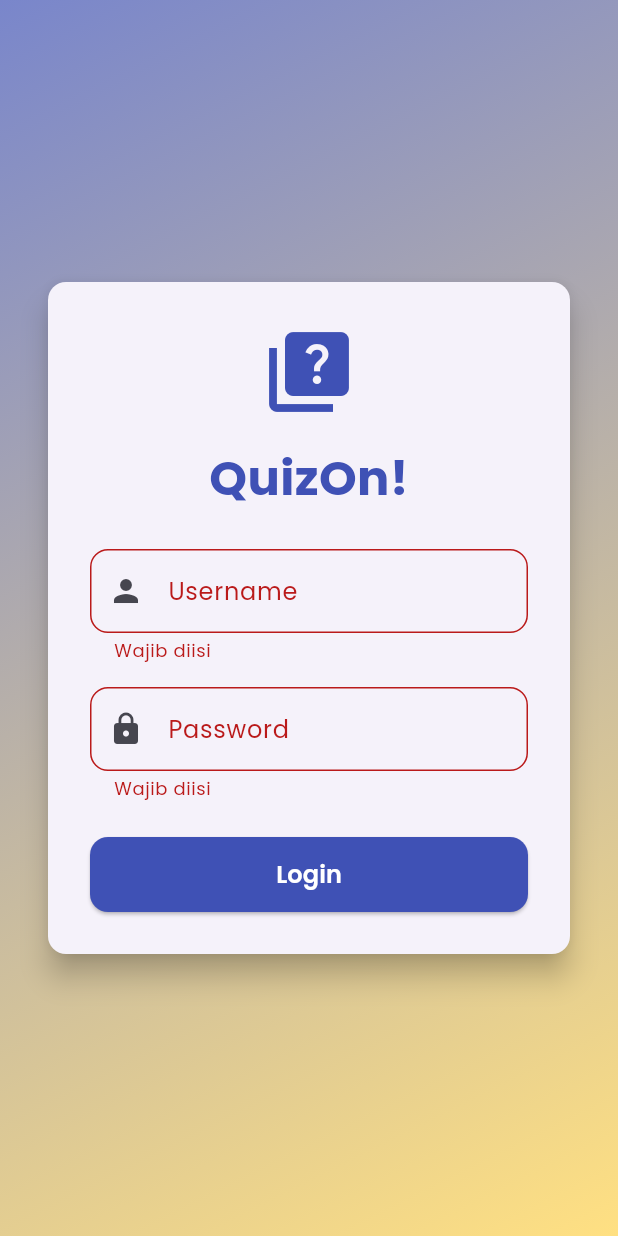
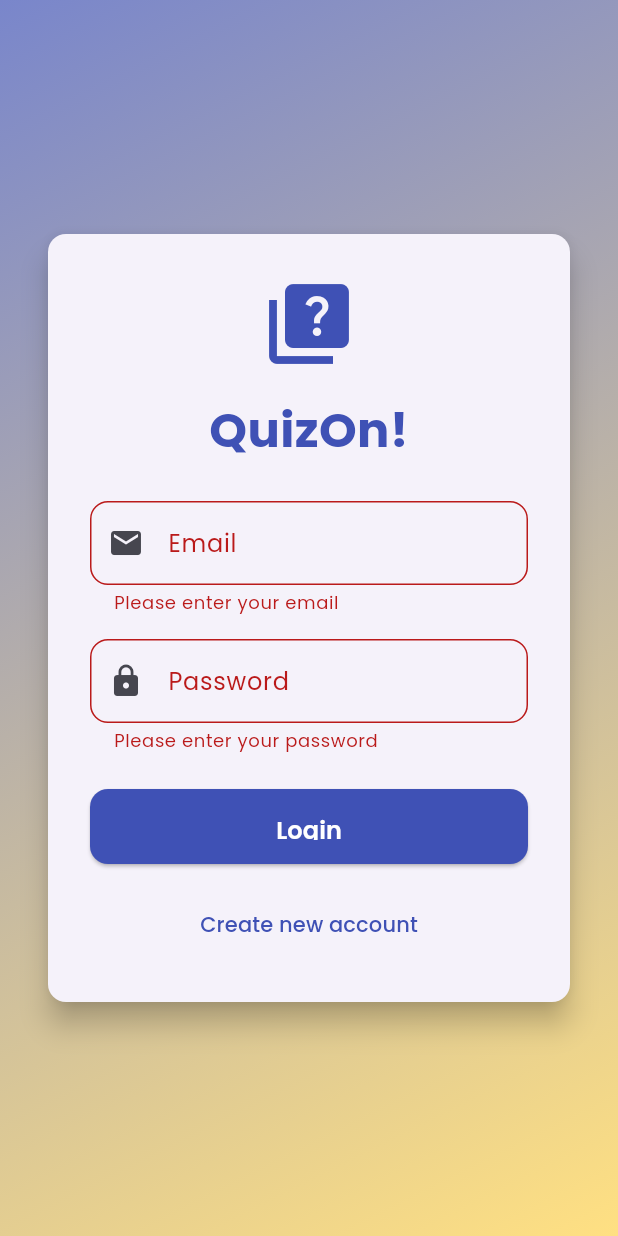
Before and after one commit to Vytora04/QuizOn, a Flutter app: the screen it shows after launch, after a tap on "Login", on a phone screen of 412 x 824 dp. Run offline on Flutter 3.47's test engine with Material 3 defaults, Android fonts, the phone set to English and light mode, and no system bars; our stand-ins replace firebase_auth, firebase_core, google_fonts; accounts and stored records are empty; generated files the repository leaves out were written again; statements that could not run were skipped.

Commit message:
connect to firebase, add login register feature, and profile screen

```diff
--- a/lib/main.dart
+++ b/lib/main.dart
@@ -1,10 +1,37 @@
+import 'package:firebase_auth/firebase_auth.dart';
 import 'package:flutter/material.dart';
 import 'package:google_fonts/google_fonts.dart';
+import 'package:firebase_core/firebase_core.dart';
+import 'firebase_options.dart';
 import 'screens/login_screen.dart';
 import 'services/auth_service.dart';
+import 'package:flutter_web_plugins/flutter_web_plugins.dart';
 
-void main() {
-  runApp(QuizOnApp());
+void main() async {
+  // Enable Flutter web engine
+  setUrlStrategy(PathUrlStrategy());
+
+  // Initialize Flutter binding
+  WidgetsFlutterBinding.wensureInitialized();
+
+  try {
+    // Initialize Firebase
+    await Firebase.initializeApp(
+      options: DefaultFirebaseOptions.currentPlatform,
+    );
+    runApp(QuizOnApp());
+  } catch (e) {
+    // Fallback UI if Firebase fails
+    runApp(
+      MaterialApp(
+        home: Scaffold(
+          body: Center(
+            child: Text('Failed to initialize Firebase: $e'),
+          ),
+        ),
+      ),
+    );
+  }
 }
 
 class QuizOnApp extends StatelessWidget {
@@ -17,11 +44,30 @@ class QuizOnApp extends StatelessWidget {
     return MaterialApp(
       title: 'QuizOn!',
       theme: ThemeData(
-        colorScheme: ColorScheme.fromSeed(seedColor: Colors.indigo),
+        colorScheme: ColorScheme.fromSeed(
+          seedColor: Colors.indigo,
+          primary: Colors.indigo,
+          secondary: Colors.amber,
+        ),
         textTheme: GoogleFonts.poppinsTextTheme(),
         useMaterial3: true,
+        elevatedButtonTheme: ElevatedButtonThemeData(
+          style: ElevatedButton.styleFrom(
+            padding: const EdgeInsets.symmetric(vertical: 16, horizontal: 24),
+          ),
+        ),
       ),
-      home: LoginScreen(authService: authService),
+      home: StreamBuilder<User?>(
+        stream: authService.authStateChanges,
+        builder: (context, snapshot) {
+          if (snapshot.connectionState == ConnectionState.waiting) {
+            return const Scaffold(
+              body: Center(child: CircularProgressIndicator()),
+            );
+          }
+          return LoginScreen(authService: authService);
+        },
+      ),
       routes: {
         '/login': (context) => LoginScreen(authService: authService),
       },
--- a/lib/models/user.dart
+++ /dev/null
@@ -1,6 +0,0 @@
-class User {
-  final String username;
-  final int highScore;
-
-  User({required this.username, this.highScore = 0});
-}
--- a/lib/screens/login_screen.dart
+++ b/lib/screens/login_screen.dart
@@ -1,5 +1,6 @@
 import 'package:flutter/material.dart';
 import 'package:google_fonts/google_fonts.dart';
+import 'package:quizon/screens/register_screen.dart';
 import '../services/auth_service.dart';
 import 'home_screen.dart';
 
@@ -13,32 +14,60 @@ class LoginScreen extends StatefulWidget {
 
 class _LoginScreenState extends State<LoginScreen> {
   final _formKey = GlobalKey<FormState>();
-  String username = '';
-  String password = '';
-  bool isLoading = false;
-  String? error;
+  final _emailController = TextEditingController();
+  final _passwordController = TextEditingController();
 
-  void _login() async {
+  bool _isLoading = false;
+  String? _errorMessage;
+
+  @override
+  void dispose() {
+    _emailController.dispose();
+    _passwordController.dispose();
+    super.dispose();
+  }
+
+  Future<void> _login() async {
+    if (!_formKey.currentState!.validate()) return;
+
     setState(() {
-      isLoading = true;
-      error = null;
+      _isLoading = true;
+      _errorMessage = null;
     });
-    bool success = await widget.authService.login(username, password);
+
+    try {
+      final user = await widget.authService.signInWithEmail(
+        _emailController.text.trim(),
+        _passwordController.text.trim(),
+      );
+
       if (!mounted) return;
-    setState(() => isLoading = false);
-    if (success) {
+
+      if (user != null) {
         Navigator.pushReplacement(
           context,
           MaterialPageRoute(
-          builder: (context) =>
-              HomeScreen(authService: widget.authService),
+            builder: (context) => HomeScreen(authService: widget.authService),
           ),
         );
-    } else {
-      setState(() {
-        error = "Login gagal";
-      });
       }
+    } catch (e) {
+      if (!mounted) return;
+      setState(() => _errorMessage = e.toString());
+    } finally {
+      if (mounted) {
+        setState(() => _isLoading = false);
+      }
+    }
+  }
+
+  void _navigateToRegister() {
+    Navigator.push(
+      context,
+      MaterialPageRoute(
+        builder: (context) => RegisterScreen(authService: widget.authService),
+      ),
+    );
   }
 
   @override
@@ -53,9 +82,10 @@ class _LoginScreenState extends State<LoginScreen> {
           ),
         ),
         child: Center(
+          child: SingleChildScrollView(
             child: Card(
               elevation: 8,
-            margin: EdgeInsets.symmetric(horizontal: 32),
+              margin: const EdgeInsets.symmetric(horizontal: 32),
               child: Padding(
                 padding: const EdgeInsets.all(28.0),
                 child: Form(
@@ -64,7 +94,7 @@ class _LoginScreenState extends State<LoginScreen> {
                     mainAxisSize: MainAxisSize.min,
                     children: [
                       Icon(Icons.quiz, size: 64, color: Colors.indigo),
-                    SizedBox(height: 16),
+                      const SizedBox(height: 16),
                       Text(
                         'QuizOn!',
                         style: GoogleFonts.poppins(
@@ -73,43 +103,58 @@ class _LoginScreenState extends State<LoginScreen> {
                           color: Colors.indigo,
                         ),
                       ),
-                    SizedBox(height: 24),
+                      const SizedBox(height: 24),
                       TextFormField(
+                        controller: _emailController,
                         decoration: InputDecoration(
-                        labelText: 'Username',
+                          labelText: 'Email',
                           labelStyle: GoogleFonts.poppins(),
                           border: OutlineInputBorder(
                             borderRadius: BorderRadius.circular(12),
                           ),
-                        prefixIcon: Icon(Icons.person),
+                          prefixIcon: const Icon(Icons.email),
                         ),
                         style: GoogleFonts.poppins(),
-                      onChanged: (val) => username = val,
-                      validator: (val) =>
-                          val == null || val.isEmpty ? 'Wajib diisi' : null,
+                        keyboardType: TextInputType.emailAddress,
+                        validator: (val) {
+                          if (val == null || val.isEmpty) {
+                            return 'Please enter your email';
+                          }
+                          if (!val.contains('@')) {
+                            return 'Please enter a valid email';
+                          }
+                          return null;
+                        },
                       ),
-                    SizedBox(height: 16),
+                      const SizedBox(height: 16),
                       TextFormField(
+                        controller: _passwordController,
                         decoration: InputDecoration(
                           labelText: 'Password',
                           labelStyle: GoogleFonts.poppins(),
                           border: OutlineInputBorder(
                             borderRadius: BorderRadius.circular(12),
                           ),
-                        prefixIcon: Icon(Icons.lock),
+                          prefixIcon: const Icon(Icons.lock),
                         ),
                         style: GoogleFonts.poppins(),
                         obscureText: true,
-                      onChanged: (val) => password = val,
-                      validator: (val) =>
-                          val == null || val.isEmpty ? 'Wajib diisi' : null,
+                        validator: (val) {
+                          if (val == null || val.isEmpty) {
+                            return 'Please enter your password';
+                          }
+                          if (val.length < 6) {
+                            return 'Password must be at least 6 characters';
+                          }
+                          return null;
+                        },
                       ),
-                    SizedBox(height: 24),
-                    if (error != null)
+                      const SizedBox(height: 24),
+                      if (_errorMessage != null)
                         Padding(
                           padding: const EdgeInsets.only(bottom: 16),
                           child: Text(
-                          error!,
+                            _errorMessage!,
                             style: GoogleFonts.poppins(
                               color: Colors.red,
                               fontWeight: FontWeight.w500,
@@ -127,15 +172,9 @@ class _LoginScreenState extends State<LoginScreen> {
                               borderRadius: BorderRadius.circular(12),
                             ),
                           ),
-                        onPressed: isLoading
-                            ? null
-                            : () {
-                                if (_formKey.currentState?.validate() ?? false) {
-                                  _login();
-                                }
-                              },
-                        child: isLoading
-                            ? CircularProgressIndicator(color: Colors.white)
+                          onPressed: _isLoading ? null : _login,
+                          child: _isLoading
+                              ? const CircularProgressIndicator(color: Colors.white)
                               : Text(
                                   'Login',
                                   style: GoogleFonts.poppins(
@@ -145,7 +184,16 @@ class _LoginScreenState extends State<LoginScreen> {
                                 ),
                         ),
                       ),
+                      const SizedBox(height: 16),
+                      TextButton(
+                        onPressed: _isLoading ? null : _navigateToRegister,
+                        child: Text(
+                          'Create new account',
+                          style: GoogleFonts.poppins(),
+                        ),
+                      ),
                     ],
+                  ),
                 ),
               ),
             ),
--- a/lib/services/auth_service.dart
+++ b/lib/services/auth_service.dart
@@ -1,16 +1,88 @@
+import 'package:firebase_auth/firebase_auth.dart';
+
 class AuthService {
-  String? _currentUser;
+  final FirebaseAuth _auth = FirebaseAuth.instance;
 
-  // Dummy login (langsung masuk tanpa validasi)
-  Future<bool> login(String username, String password) async {
-    await Future.delayed(Duration(seconds: 1));
-    _currentUser = username;
-    return true;
+  // Current user getter
+  User? get currentUser => _auth.currentUser;
+
+  // Auth state changes stream
+  Stream<User?> get authStateChanges => _auth.authStateChanges();
+
+  /// Email & Password Authentication ///
+
+  Future<User?> signInWithEmail(String email, String password) async {
+    try {
+      final credential = await _auth.signInWithEmailAndPassword(
+        email: email.trim(),
+        password: password.trim(),
+      );
+      return credential.user;
+    } on FirebaseAuthException catch (e) {
+      throw _parseAuthError(e);
+    }
   }
 
-  String? get currentUser => _currentUser;
+  Future<User?> registerWithEmail(String email, String password) async {
+    try {
+      final credential = await _auth.createUserWithEmailAndPassword(
+        email: email.trim(),
+        password: password.trim(),
+      );
+      return credential.user;
+    } on FirebaseAuthException catch (e) {
+      throw _parseAuthError(e);
+    }
+  }
 
-  void logout() {
-    _currentUser = null;
+  /// Password Management ///
+
+  Future<void> changePassword({
+    required String currentPassword,
+    required String newPassword,
+  }) async {
+    final user = _auth.currentUser;
+    if (user == null || user.email == null) {
+      throw Exception('User not authenticated');
+    }
+
+    // Reauthenticate user
+    final credential = EmailAuthProvider.credential(
+      email: user.email!,
+      password: currentPassword.trim(),
+    );
+    await user.reauthenticateWithCredential(credential);
+
+    // Update password
+    await user.updatePassword(newPassword.trim());
+  }
+
+  /// Session Management ///
+
+  Future<void> signOut() async {
+    await _auth.signOut();
+  }
+
+  /// Error Handling ///
+
+  String _parseAuthError(FirebaseAuthException e) {
+    switch (e.code) {
+      case 'invalid-email':
+        return 'Please enter a valid email address';
+      case 'user-disabled':
+        return 'This account has been disabled';
+      case 'user-not-found':
+        return 'No account found with this email';
+      case 'wrong-password':
+        return 'Incorrect password, please try again';
+      case 'email-already-in-use':
+        return 'This email is already registered';
+      case 'weak-password':
+        return 'Password must be at least 6 characters';
+      case 'requires-recent-login':
+        return 'Please log in again to perform this action';
+      default:
+        return 'Authentication error: ${e.message ?? 'Unknown error'}';
+    }
   }
 }
```
Also changed, not shown: lib/screens/home_screen.dart (+131 -57 lines), pubspec.yaml (+15 -69 lines), pubspec.lock, 7 other files. Lines whose indentation alone changed are shown as unchanged.
